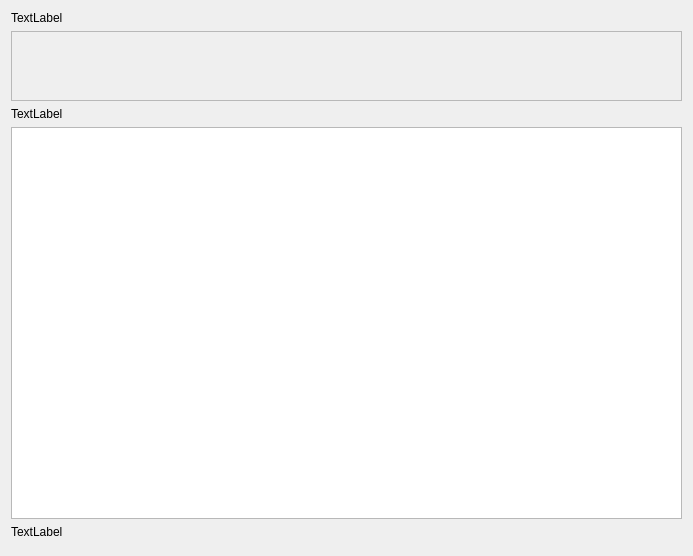
Old version of the form src/gui/activitywidget.ui in the repository nextcloud/desktop.
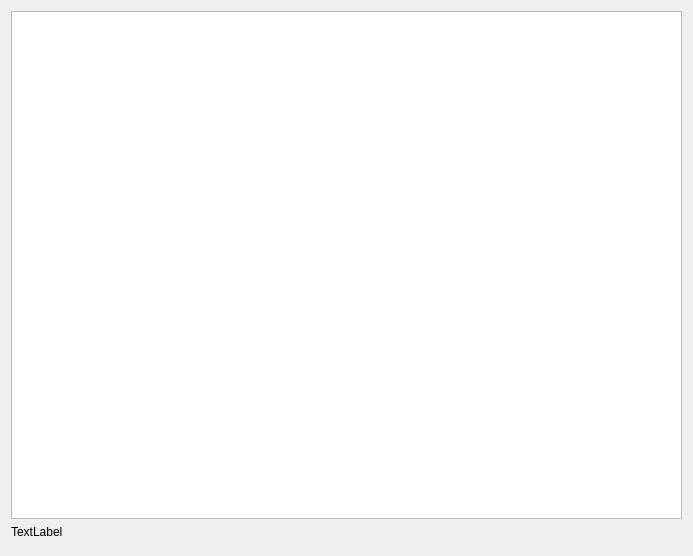
New version of the form.

```diff
--- a/src/gui/activitywidget.ui
+++ b/src/gui/activitywidget.ui
@@ -14,65 +14,26 @@
    <string>Form</string>
   </property>
   <layout class="QGridLayout" name="gridLayout">
-   <item row="0" column="0">
-    <widget class="QLabel" name="_notifyLabel">
-     <property name="sizePolicy">
-      <sizepolicy hsizetype="Preferred" vsizetype="Maximum">
-       <horstretch>0</horstretch>
-       <verstretch>0</verstretch>
-      </sizepolicy>
-     </property>
-     <property name="text">
-      <string>TextLabel</string>
-     </property>
-     <property name="textFormat">
-      <enum>Qt::PlainText</enum>
-     </property>
-    </widget>
-   </item>
    <item row="1" column="0">
-    <widget class="QScrollArea" name="_notifyScroll">
+    <widget class="QLabel" name="_bottomLabel">
      <property name="sizePolicy">
-      <sizepolicy hsizetype="Expanding" vsizetype="Preferred">
+      <sizepolicy hsizetype="Preferred" vsizetype="Maximum">
        <horstretch>0</horstretch>
        <verstretch>0</verstretch>
       </sizepolicy>
      </property>
-     <property name="widgetResizable">
-      <bool>true</bool>
+     <property name="text">
+      <string>TextLabel</string>
      </property>
-     <property name="alignment">
-      <set>Qt::AlignLeading|Qt::AlignLeft|Qt::AlignTop</set>
+     <property name="textFormat">
+      <enum>Qt::RichText</enum>
      </property>
-     <widget class="QWidget" name="_scrollAreaWidgetContents">
-      <property name="geometry">
-       <rect>
-        <x>0</x>
-        <y>0</y>
-        <width>677</width>
-        <height>70</height>
-       </rect>
-      </property>
-     </widget>
     </widget>
    </item>
    <item row="2" column="0">
-    <widget class="QLabel" name="_headerLabel">
-     <property name="sizePolicy">
-      <sizepolicy hsizetype="Preferred" vsizetype="Maximum">
-       <horstretch>0</horstretch>
-       <verstretch>0</verstretch>
-      </sizepolicy>
-     </property>
-     <property name="text">
-      <string>TextLabel</string>
-     </property>
-     <property name="textFormat">
-      <enum>Qt::RichText</enum>
-     </property>
-    </widget>
+    <widget class="QDialogButtonBox" name="_dialogButtonBox"/>
    </item>
-   <item row="3" column="0">
+   <item row="0" column="0">
     <widget class="QListView" name="_activityList">
      <property name="sizePolicy">
       <sizepolicy hsizetype="Expanding" vsizetype="Expanding">
@@ -82,25 +43,6 @@
      </property>
     </widget>
    </item>
-   <item row="4" column="0">
-    <widget class="QLabel" name="_bottomLabel">
-     <property name="sizePolicy">
-      <sizepolicy hsizetype="Preferred" vsizetype="Maximum">
-       <horstretch>0</horstretch>
-       <verstretch>0</verstretch>
-      </sizepolicy>
-     </property>
-     <property name="text">
-      <string>TextLabel</string>
-     </property>
-     <property name="textFormat">
-      <enum>Qt::RichText</enum>
-     </property>
-    </widget>
-   </item>
-   <item row="5" column="0">
-    <widget class="QDialogButtonBox" name="_dialogButtonBox"/>
-   </item>
   </layout>
  </widget>
  <tabstops>
```
